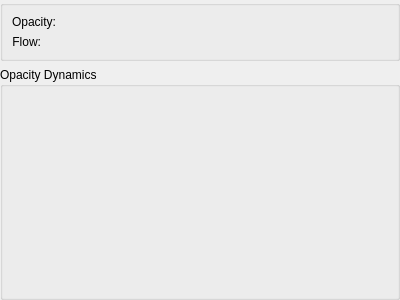
Qt form krita/plugins/paintops/libpaintop/forms/wdgflowopacityoption.ui (KDE/krita) before a commit.
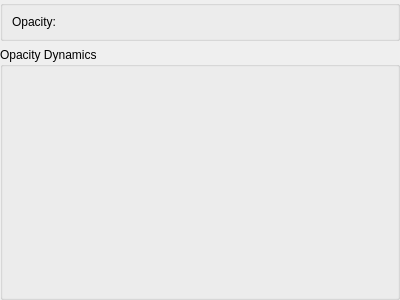
The same form after that commit. Custom widgets are drawn as their Qt base class.

Commit message:
Add separate controls for Flow settings
Separate Flow from Opacity controls to can add dynamics on flow.
TODO:
-restore the flow toolbar slider becoming grey when a brush is in build-up mode
-hide or disable the flow line in brush editor when in build-up mode
-clean kis_pressure_flow_opacity_option* to better reorganize the code

```diff
--- a/krita/plugins/paintops/libpaintop/forms/wdgflowopacityoption.ui
+++ b/krita/plugins/paintops/libpaintop/forms/wdgflowopacityoption.ui
@@ -52,26 +52,6 @@
         </property>
        </widget>
       </item>
-      <item row="1" column="0">
-       <widget class="QLabel" name="flowLabel">
-        <property name="text">
-         <string>Flow:</string>
-        </property>
-        <property name="alignment">
-         <set>Qt::AlignRight|Qt::AlignTrailing|Qt::AlignVCenter</set>
-        </property>
-       </widget>
-      </item>
-      <item row="1" column="1">
-       <widget class="KisDoubleSliderSpinBox" name="flowSlider" native="true">
-        <property name="sizePolicy">
-         <sizepolicy hsizetype="Expanding" vsizetype="Preferred">
-          <horstretch>0</horstretch>
-          <verstretch>0</verstretch>
-         </sizepolicy>
-        </property>
-       </widget>
-      </item>
      </layout>
     </widget>
    </item>
```
The commit also changes 7 other files.
